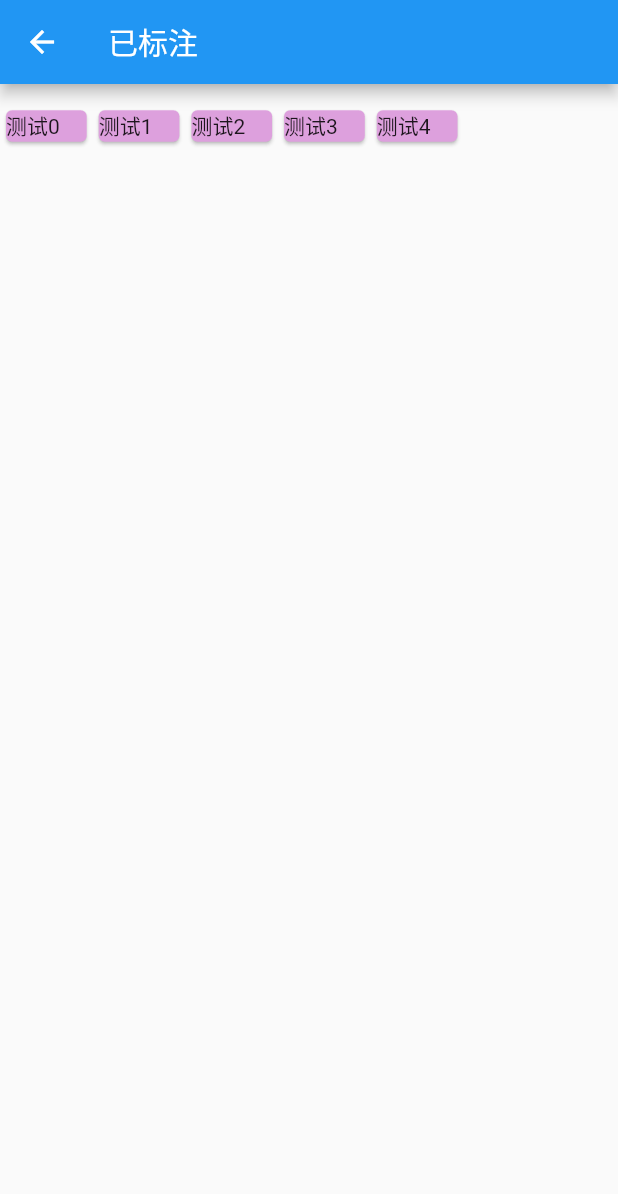
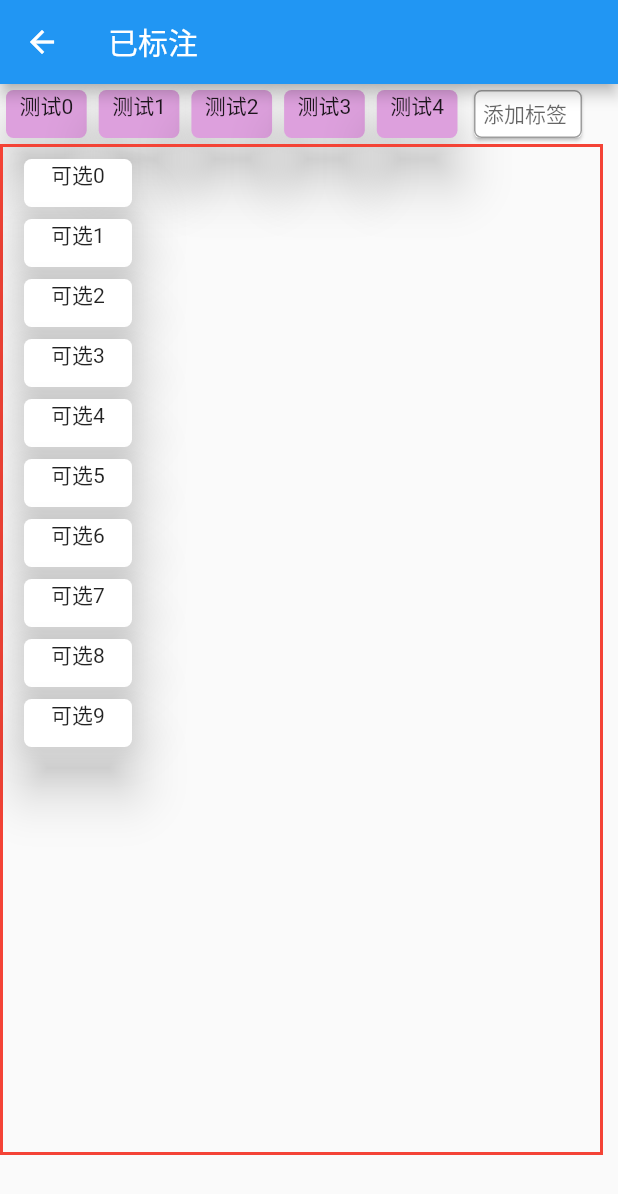
Before and after one commit to diaozxin007/go-and-do-front, a Flutter app: the MarkedPage screen opened by its route, on a phone screen of 412 x 824 dp. Shown: the top 1194 px of the screen. Run offline on Flutter 3.47's test engine with Material 2 defaults, Android fonts, the light colour scheme and no system bars; our stand-ins replace flutter_local_notifications; network calls fail; key blocks and very long unbroken strings in the code were emptied for the run.

Commit message:
tag search test

```diff
--- a/lib/page/marked_page.dart
+++ b/lib/page/marked_page.dart
@@ -15,7 +15,8 @@ class _MarkedPageState extends State<MarkedPage> {
       appBar: AppBar(
         title: Text('已标注'),
       ),
-      body: TagSearchSelector(selected: _buildSelectedItems(),searchItem: SearchItem(),),
+      body: TagSearchSelector(selected: _buildSelectedItems(),searchItem: SearchItem(),allCanSelect: _buildAllCanSelectItems(),),
+      resizeToAvoidBottomPadding: false,
     );
   }
 
@@ -26,4 +27,12 @@ class _MarkedPageState extends State<MarkedPage> {
     }
     return selectedItems;
   }
+
+  _buildAllCanSelectItems(){
+    List<ShowItem> allCanSelectItems = new List();
+    for(var i=0; i < 10; i++){
+      allCanSelectItems.add(ShowItem(label: "可选"+i.toString(),blankColor: true,));
+    }
+    return allCanSelectItems;
+  }
 }
--- a/lib/widget/tag_search_selector.dart
+++ b/lib/widget/tag_search_selector.dart
@@ -15,17 +15,53 @@ class TagSearchSelector extends StatefulWidget {
 class _TagSearchSelectorState extends State<TagSearchSelector> {
   @override
   Widget build(BuildContext context) {
-    return SizedBox(
+    return Container(
       width: MediaQuery.of(context).size.width - 10,
-      child: Row(
+      height: MediaQuery.of(context).size.height - 100,
+      alignment: Alignment.centerLeft,
+      child: Column(
         children: <Widget>[
-          SelectedItems(
-            selected: widget.selected,
+          SizedBox(
+            width: MediaQuery.of(context).size.width - 10,
+            child: Row(
+              children: <Widget>[
+                SelectedItems(
+                  selected: widget.selected,
+                ),
+                widget.searchItem
+              ],
+            ),
           ),
-          widget.searchItem
+          Container(
+            width: MediaQuery.of(context).size.width - 10,
+            height: MediaQuery.of(context).size.height - 150,
+            decoration:
+                BoxDecoration(border: Border.all(width: 2, color: Colors.red)),
+            alignment: Alignment.centerLeft,
+            padding: EdgeInsets.fromLTRB(10, 4, 0, 4),
+            child: Container(
+              width: 80,
+              child: ListView(
+                children: _buildCanSelectItems(widget.allCanSelect),
+              ),
+            ),
+          )
         ],
       ),
     );
+  }
+
+  _buildCanSelectItems(List<ShowItem> allCanSelect) {
+    List<Widget> widgets = new List();
+    for (ShowItem item in allCanSelect) {
+      Widget container = SizedBox(
+        width: 50,
+        height: 40,
+        child: item,
+      );
+      widgets.add(container);
+    }
+    return widgets;
   }
 }
 
@@ -40,12 +76,18 @@ class _SearchItemState extends State<SearchItem> {
 
   @override
   Widget build(BuildContext context) {
-    return ConstrainedBox(
-      constraints: BoxConstraints(maxWidth: 0),
+    return Container(
+      width: 80,
+      height: 40,
       child: Card(
         child: TextField(
           controller: _controller,
-          decoration: new InputDecoration(hintText: '添加标签'),
+          decoration: InputDecoration(
+              hintText: '添加标签',
+              hintStyle: TextStyle(fontSize: 14),
+              contentPadding: EdgeInsets.all(6),
+              border:
+                  OutlineInputBorder(borderRadius: BorderRadius.circular(5))),
         ),
       ),
     );
@@ -66,7 +108,7 @@ class _SelectedItemsState extends State<SelectedItems> {
   @override
   Widget build(BuildContext context) {
     return SizedBox(
-      width: MediaQuery.of(context).size.width - 10,
+      width: MediaQuery.of(context).size.width - 100,
       child: Row(
         children: _buildSelectedWidgets(widget.selected),
       ),
@@ -85,16 +127,27 @@ class _SelectedItemsState extends State<SelectedItems> {
 ///显示的item widget
 class ShowItem extends StatelessWidget {
   final String label;
+  final bool blankColor;
 
-  const ShowItem({Key key, this.label});
+  const ShowItem({Key key, this.label, this.blankColor = false});
 
   @override
   Widget build(BuildContext context) {
     return Container(
       width: MediaQuery.of(context).size.width * 0.15,
+      height: 40,
       child: Card(
-        child: Text(label),
-        color: Color.fromRGBO(221, 160, 221, 1.0),
+        elevation: 15.0,
+        shape: RoundedRectangleBorder(
+            borderRadius: BorderRadius.all(Radius.circular(5.0))),
+        child: Text(
+          label,
+          style: TextStyle(height: 1.4),
+          textAlign: TextAlign.center,
+        ),
+        color: blankColor == false
+            ? Color.fromRGBO(221, 160, 221, 1.0)
+            : Colors.white,
       ),
     );
   }
```
Also changed, not shown: lib/page/main_add_page.dart (+9 -5 lines).
